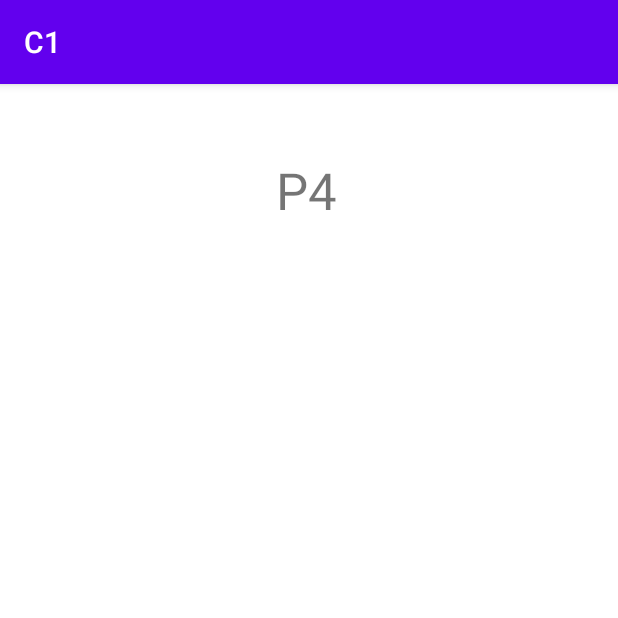
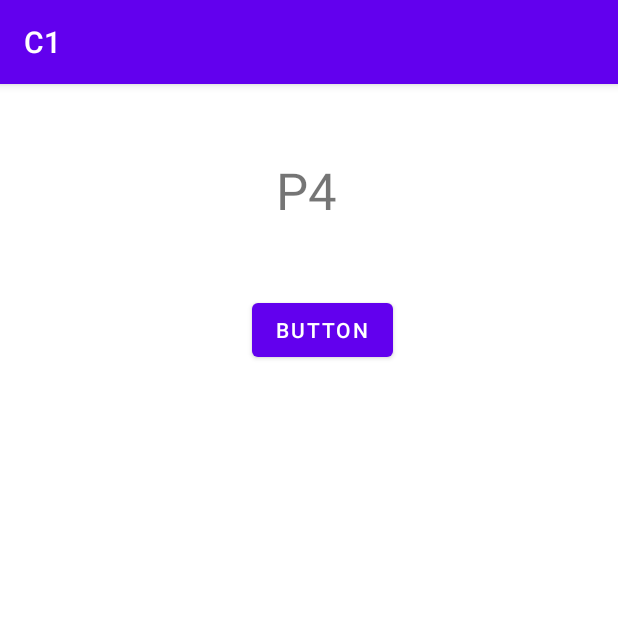
Before and after one commit to C10910324/C1, an Android app: the C4 screen opened directly, with no data from a screen before it, on a phone screen of 412 x 824 dp, the top half of it. Run offline under Robolectric (Android 15) with nearby library versions, the phone set to English and light mode, and no system bars.

Commit message:
PAGE4 BUTTON ON 4DB

```diff
--- a/app/src/main/res/layout/activity_c4.xml
+++ b/app/src/main/res/layout/activity_c4.xml
@@ -16,4 +16,14 @@
         android:textSize="34sp"
         app:layout_constraintStart_toStartOf="parent"
         app:layout_constraintTop_toTopOf="parent" />
+
+    <Button
+        android:id="@+id/button4"
+        android:layout_width="wrap_content"
+        android:layout_height="wrap_content"
+        android:layout_marginStart="168dp"
+        android:layout_marginTop="140dp"
+        android:text="Button"
+        app:layout_constraintStart_toStartOf="parent"
+        app:layout_constraintTop_toTopOf="parent" />
 </androidx.constraintlayout.widget.ConstraintLayout>
```
